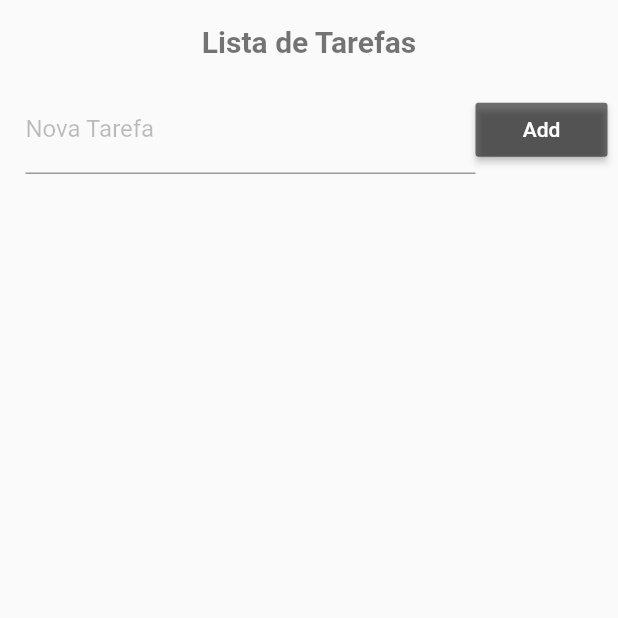
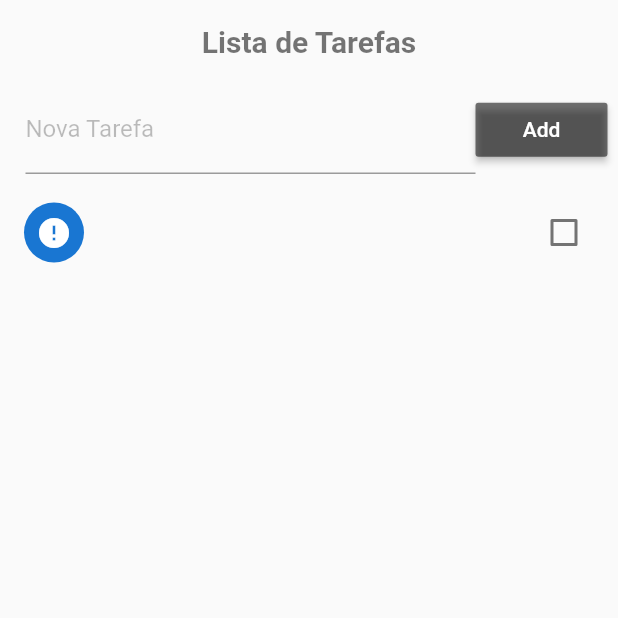
Before and after one commit to danielmaques/lista_tarefas, a Flutter app: the screen it shows after launch, after a tap on "Add", on a phone screen of 412 x 824 dp, the top half of it. Run offline on Flutter 3.47's test engine with Material 2 defaults, Android fonts, the phone set to English and light mode, and no system bars.

Commit message:
CheckboxListTile

```diff
--- a/lib/main.dart
+++ b/lib/main.dart
@@ -2,6 +2,7 @@ import 'dart:async';
 import 'dart:convert';
 import 'dart:io';
 
+import 'package:flutter/cupertino.dart';
 import 'package:flutter/material.dart';
 import 'package:path_provider/path_provider.dart';
 
@@ -18,14 +19,28 @@ class Home extends StatefulWidget {
 
 class _HomeState extends State<Home> {
 
+  final _toDoControler = TextEditingController();
+
   List _toDoList = [];
+
+  void _addToDo() {
+    setState(() {
+      Map<String, dynamic> newToDo = Map();
+      newToDo["title"] = _toDoControler.text;
+      _toDoControler.text = "";
+      newToDo["ok"] = false;
+      _toDoList.add(newToDo);
+    });
+  }
 
   @override
   Widget build(BuildContext context) {
     return Scaffold(
       appBar: AppBar(
         centerTitle: true,
-        title: Text("Lista de Tarefas", style: TextStyle(fontWeight: FontWeight.w700, color: Colors.black54)),
+        title: Text("Lista de Tarefas",
+            style:
+                TextStyle(fontWeight: FontWeight.w700, color: Colors.black54)),
         backgroundColor: Colors.transparent,
         elevation: 0.0,
         brightness: Brightness.dark,
@@ -38,6 +53,7 @@ class _HomeState extends State<Home> {
               children: <Widget>[
                 Expanded(
                   child: TextField(
+                    controller: _toDoControler,
                     decoration: InputDecoration(
                       labelText: "Nova Tarefa",
                       labelStyle: TextStyle(color: Colors.black26),
@@ -49,11 +65,30 @@ class _HomeState extends State<Home> {
                   color: Colors.black54,
                   child: Text("Add"),
                   textColor: Colors.white,
-                  onPressed: () {  },
+                  onPressed: _addToDo,
                 ),
               ],
             ),
-          )
+          ),
+          Expanded(
+              child: ListView.builder(
+                padding: EdgeInsets.only(top: 10.0),
+                  itemCount: _toDoList.length,
+                  itemBuilder: (context, index){
+                  return CheckboxListTile(
+                    title: Text(_toDoList[index]["title"]),
+                    value: _toDoList[index]["ok"],
+                    secondary: CircleAvatar(
+                      child: Icon(_toDoList[index]["ok"] ?
+                      Icons.check : Icons.error),),
+                    onChanged: (c){
+                      setState(() {
+                        _toDoList[index]["ok"] = c;
+                      });
+                    },
+                  );
+                  }),
+          ),
         ],
       ),
     );
@@ -64,23 +99,18 @@ class _HomeState extends State<Home> {
     return File("${directory.path}/data.json");
   }
 
-  Future<File> _saveData() async{
+  Future<File> _saveData() async {
     String data = json.encode(_toDoList);
     final file = await _getFile();
     return file.writeAsString(data);
   }
 
-  Future<String> _readData() async{
-    try{
-
+  Future<String> _readData() async {
+    try {
       final file = await _getFile();
       return file.readAsString();
-
-    }catch (e){
-
+    } catch (e) {
       return null;
-
     }
   }
-
 }
```
Lines whose indentation alone changed are shown as unchanged.
